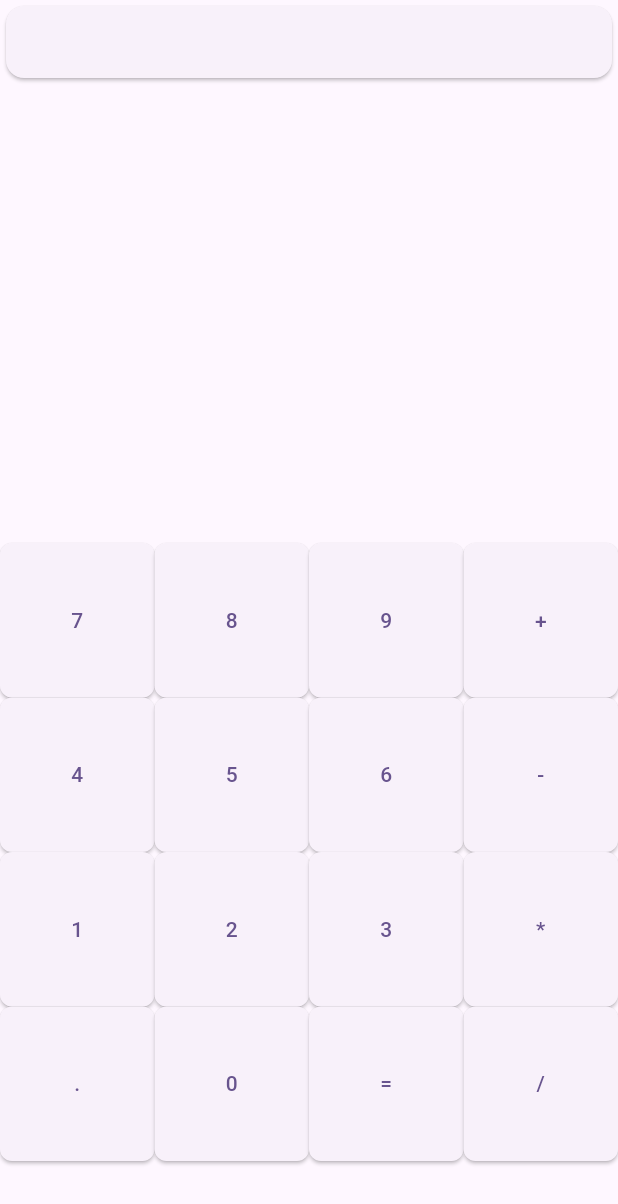
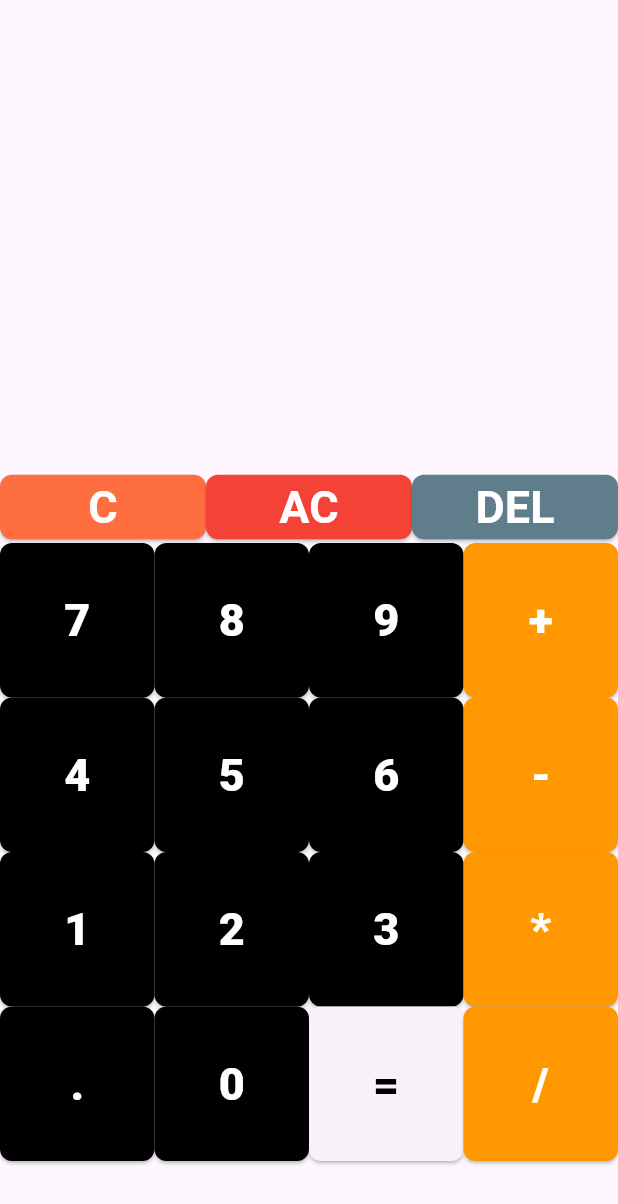
Before and after one commit to RaymundoSantorski/flutter_calculator, a Flutter app: the screen it shows after launch, on a phone screen of 412 x 824 dp. Shown: the top 1204 px of the screen. Run offline on Flutter 3.47's test engine with Material 3 defaults, Android fonts, the phone set to English and light mode, and no system bars.

Commit message:
ADD: button widgets and colors

```diff
--- a/lib/main.dart
+++ b/lib/main.dart
@@ -64,9 +64,6 @@ class _MyHomePageState extends State<MyHomePage> {
       }
       _controller.text = '';
     });
-    print('----Operate----');
-    print(values);
-    print(ops);
   }
 
   void resolve() {
@@ -80,9 +77,6 @@ class _MyHomePageState extends State<MyHomePage> {
       }
       _controller.text = '${values.removeLast()}';
     });
-    print('-----Resolve------');
-    print(values);
-    print(ops);
   }
 
   double mult(double b, double a) {
@@ -108,13 +102,99 @@ class _MyHomePageState extends State<MyHomePage> {
         child: Column(
           mainAxisAlignment: MainAxisAlignment.center,
           children: [
-            Card(
-              child: TextField(
-                decoration: InputDecoration(border: InputBorder.none),
-                controller: _controller,
+            Expanded(child: SizedBox()),
+            TextField(
+              textAlign: TextAlign.end,
+              style: TextStyle(
+                color: Colors.black,
+                fontSize: 20,
+                fontWeight: FontWeight.bold,
               ),
+              decoration: InputDecoration(border: InputBorder.none),
+              controller: _controller,
             ),
-            Expanded(child: SizedBox()),
+            Row(
+              children: [
+                Expanded(
+                  child: ElevatedButton(
+                    style: ButtonStyle(
+                      backgroundColor: WidgetStatePropertyAll(
+                        Colors.deepOrangeAccent,
+                      ),
+                      shape: WidgetStateProperty.all<RoundedRectangleBorder>(
+                        RoundedRectangleBorder(
+                          borderRadius: BorderRadius.circular(8),
+                        ),
+                      ),
+                    ),
+                    onPressed: () {
+                      _controller.text = '';
+                    },
+                    child: Text(
+                      'C',
+                      style: TextStyle(
+                        color: Colors.white,
+                        fontSize: 30,
+                        fontWeight: FontWeight.bold,
+                      ),
+                    ),
+                  ),
+                ),
+                Expanded(
+                  child: ElevatedButton(
+                    style: ButtonStyle(
+                      backgroundColor: WidgetStatePropertyAll(Colors.red),
+                      shape: WidgetStateProperty.all<RoundedRectangleBorder>(
+                        RoundedRectangleBorder(
+                          borderRadius: BorderRadius.circular(8),
+                        ),
+                      ),
+                    ),
+                    onPressed: () {
+                      _controller.text = '';
+                      setState(() {
+                        values = [];
+                        ops = [];
+                      });
+                    },
+                    child: Text(
+                      'AC',
+                      style: TextStyle(
+                        color: Colors.white,
+                        fontSize: 30,
+                        fontWeight: FontWeight.bold,
+                      ),
+                    ),
+                  ),
+                ),
+                Expanded(
+                  child: ElevatedButton(
+                    style: ButtonStyle(
+                      backgroundColor: WidgetStatePropertyAll(Colors.blueGrey),
+                      shape: WidgetStateProperty.all<RoundedRectangleBorder>(
+                        RoundedRectangleBorder(
+                          borderRadius: BorderRadius.circular(8),
+                        ),
+                      ),
+                    ),
+                    onPressed: () {
+                      _controller.text = _controller.text.substring(
+                        0,
+                        _controller.text.length - 1,
+                      );
+                    },
+                    child: Text(
+                      'DEL',
+                      style: TextStyle(
+                        color: Colors.white,
+                        fontSize: 30,
+                        fontWeight: FontWeight.bold,
+                      ),
+                    ),
+                  ),
+                ),
+              ],
+            ),
             Row(
               children: [
                 NumButton(onPressed: addValue, value: '7'),
--- a/lib/widgets/equal_button.dart
+++ b/lib/widgets/equal_button.dart
@@ -16,7 +16,14 @@ class EqualButton extends StatelessWidget {
             ),
           ),
           onPressed: onPressed,
-          child: Text('='),
+          child: Text(
+            '=',
+            style: TextStyle(
+              fontWeight: FontWeight.w900,
+              color: Colors.black,
+              fontSize: 30,
+            ),
+          ),
         ),
       ),
     );
--- a/lib/widgets/num_button.dart
+++ b/lib/widgets/num_button.dart
@@ -12,6 +12,7 @@ class NumButton extends StatelessWidget {
         aspectRatio: 1,
         child: ElevatedButton(
           style: ButtonStyle(
+            backgroundColor: WidgetStatePropertyAll(Colors.black),
             shape: WidgetStateProperty.all<RoundedRectangleBorder>(
               RoundedRectangleBorder(borderRadius: BorderRadius.circular(8)),
             ),
@@ -19,7 +20,14 @@ class NumButton extends StatelessWidget {
           onPressed: () {
             onPressed(value);
           },
-          child: Text(value),
+          child: Text(
+            value,
+            style: TextStyle(
+              fontWeight: FontWeight.w900,
+              color: Colors.white,
+              fontSize: 30,
+            ),
+          ),
         ),
       ),
     );
--- a/lib/widgets/op_button.dart
+++ b/lib/widgets/op_button.dart
@@ -18,6 +18,7 @@ class OpButton extends StatelessWidget {
         aspectRatio: 1,
         child: ElevatedButton(
           style: ButtonStyle(
+            backgroundColor: WidgetStatePropertyAll(Colors.orange),
             shape: WidgetStateProperty.all<RoundedRectangleBorder>(
               RoundedRectangleBorder(borderRadius: BorderRadius.circular(8)),
             ),
@@ -25,7 +26,14 @@ class OpButton extends StatelessWidget {
           onPressed: () {
             onPressed(operation);
           },
-          child: Text(label),
+          child: Text(
+            label,
+            style: TextStyle(
+              fontWeight: FontWeight.w900,
+              color: Colors.white,
+              fontSize: 30,
+            ),
+          ),
         ),
       ),
     );
```
